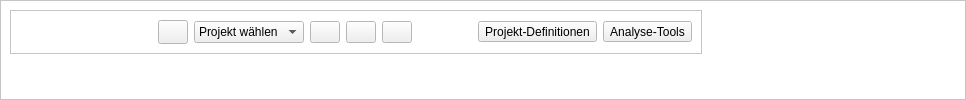
projektcheck/ProjektCheck-QGIS, file projektcheck/ui/ProjektCheck_dockwidget_base.ui: the form before one commit.
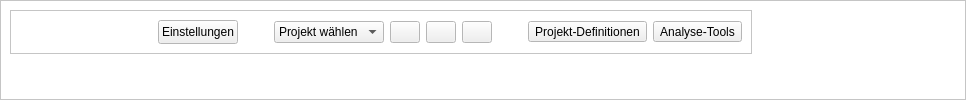
The form after the commit. Icons and pictures are not drawn.

Commit message: triangles indicating opened/closed toolbox tabs

What changed in the file:
```diff
--- a/projektcheck/ui/ProjektCheck_dockwidget_base.ui
+++ b/projektcheck/ui/ProjektCheck_dockwidget_base.ui
@@ -248,8 +248,8 @@
              <widget class="QPushButton" name="settings_button">
               <property name="maximumSize">
                <size>
-                <width>30</width>
-                <height>30</height>
+                <width>500</width>
+                <height>500</height>
                </size>
               </property>
               <property name="sizeIncrement">
@@ -259,7 +259,7 @@
                </size>
               </property>
               <property name="text">
-               <string/>
+               <string>Einstellungen</string>
               </property>
               <property name="icon">
                <iconset>
@@ -267,6 +267,22 @@
               </property>
              </widget>
             </item>
+            <item>
+             <spacer name="horizontalSpacer_3">
+              <property name="orientation">
+               <enum>Qt::Horizontal</enum>
+              </property>
+              <property name="sizeType">
+               <enum>QSizePolicy::Fixed</enum>
+              </property>
+              <property name="sizeHint" stdset="0">
+               <size>
+                <width>30</width>
+                <height>17</height>
+               </size>
+              </property>
+             </spacer>
+            </item>
             <item>
              <widget class="QComboBox" name="project_combo">
               <property name="sizePolicy">
@@ -390,22 +406,6 @@
               </property>
              </spacer>
             </item>
-            <item>
-             <spacer name="horizontalSpacer_3">
-              <property name="orientation">
-               <enum>Qt::Horizontal</enum>
-              </property>
-              <property name="sizeType">
-               <enum>QSizePolicy::Fixed</enum>
-              </property>
-              <property name="sizeHint" stdset="0">
-               <size>
-                <width>30</width>
-                <height>17</height>
-               </size>
-              </property>
-             </spacer>
-            </item>
             <item>
              <widget class="QToolButton" name="definition_button">
               <property name="sizePolicy">
```
Left out of the diff: 6 changed lines with no effect on the pictures. The commit also changes 5 other files.
